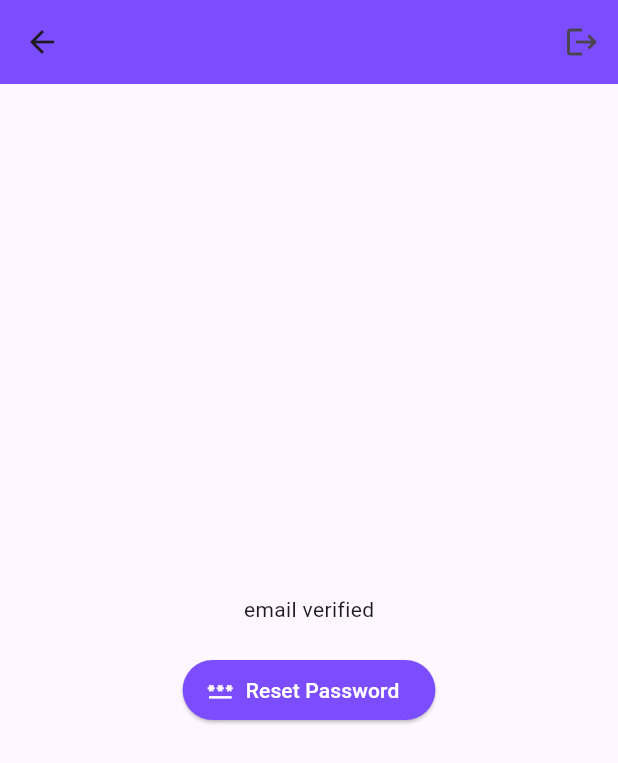
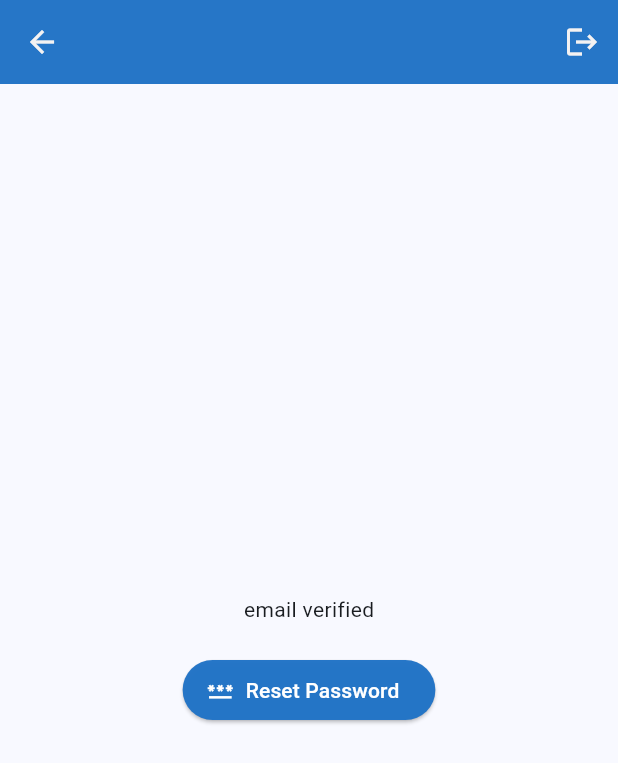
Before and after one commit to vishwanath-91/firebase_authentication, a Flutter app: the screen it shows after launch, after a tap on "Email/password", on a phone screen of 412 x 824 dp. Shown: the top 763 px of the screen. Run offline on Flutter 3.47's test engine with Material 3 defaults, Android fonts, the phone set to English and light mode, and no system bars; our stand-ins replace cloud_firestore, firebase_auth, firebase_core; accounts and stored records are empty.

Commit message:
custom color class is added in project

```diff
--- a/firebase_emil_pass_authentication/lib/main.dart
+++ b/firebase_emil_pass_authentication/lib/main.dart
@@ -4,6 +4,7 @@ import 'package:firebase_emil_pass_authentication/provider/auth_provider.dart';
 import 'package:firebase_emil_pass_authentication/screen/auth_screen.dart';
 import 'package:firebase_emil_pass_authentication/screen/email_pass_screen.dart';
 import 'package:firebase_emil_pass_authentication/screen/home_screen.dart';
+import 'package:firebase_emil_pass_authentication/widgets/custom_colors.dart';
 import 'package:flutter/material.dart';
 import 'package:provider/provider.dart';
 
@@ -34,9 +35,20 @@ class MyApp extends StatelessWidget {
         debugShowCheckedModeBanner: false,
         title: 'Flutter Firebase Email Password Authentication',
         theme: ThemeData(
-          colorScheme: ColorScheme.fromSeed(seedColor: Colors.deepPurple),
-          appBarTheme:
-              const AppBarTheme().copyWith(color: Colors.deepPurpleAccent),
+          colorScheme:
+              ColorScheme.fromSeed(seedColor: CustomColors.primaryColors),
+          appBarTheme: const AppBarTheme().copyWith(
+            color: CustomColors.primaryColors,
+            titleTextStyle: const TextStyle(
+              color: CustomColors.textColor,
+              letterSpacing: 3,
+              fontWeight: FontWeight.bold,
+              fontSize: 15,
+            ),
+            iconTheme: const IconThemeData(
+              color: CustomColors.iconColor,
+            ),
+          ),
           useMaterial3: true,
         ),
         onGenerateRoute: (settings) {
--- /dev/null
+++ b/firebase_emil_pass_authentication/lib/widgets/custom_colors.dart
@@ -0,0 +1,8 @@
+import 'package:flutter/material.dart';
+
+class CustomColors {
+  static const iconColor = Color.fromARGB(255, 244, 242, 242);
+  static const textColor = Color.fromARGB(255, 244, 242, 242);
+  static const primaryColors = Color.fromARGB(249, 33, 115, 198);
+  static const secondaryColors = Color.fromARGB(249, 162, 82, 82);
+}
--- a/firebase_emil_pass_authentication/lib/widgets/custom_elevatedButton.dart
+++ b/firebase_emil_pass_authentication/lib/widgets/custom_elevatedButton.dart
@@ -1,3 +1,4 @@
+import 'package:firebase_emil_pass_authentication/widgets/custom_colors.dart';
 import 'package:flutter/material.dart';
 
 class CustomElevatedButton extends StatelessWidget {
@@ -25,8 +26,8 @@ class CustomElevatedButton extends StatelessWidget {
         style: const TextStyle(color: Colors.white),
       ),
       style: const ButtonStyle(
-        backgroundColor: MaterialStatePropertyAll(Colors.deepPurpleAccent),
-      ),
+          backgroundColor:
+              MaterialStatePropertyAll(CustomColors.primaryColors)),
     );
   }
 }
--- a/firebase_emil_pass_authentication/lib/widgets/custom_textfield.dart
+++ b/firebase_emil_pass_authentication/lib/widgets/custom_textfield.dart
@@ -1,3 +1,4 @@
+import 'package:firebase_emil_pass_authentication/widgets/custom_colors.dart';
 import 'package:flutter/material.dart';
 
 class CustomTextField extends StatelessWidget {
@@ -23,7 +24,7 @@ class CustomTextField extends StatelessWidget {
           hintText: hintText,
           prefixIcon: Icon(
             iconData,
-            color: Colors.deepPurpleAccent,
+            color: CustomColors.primaryColors,
           ),
         ),
       ),
```
